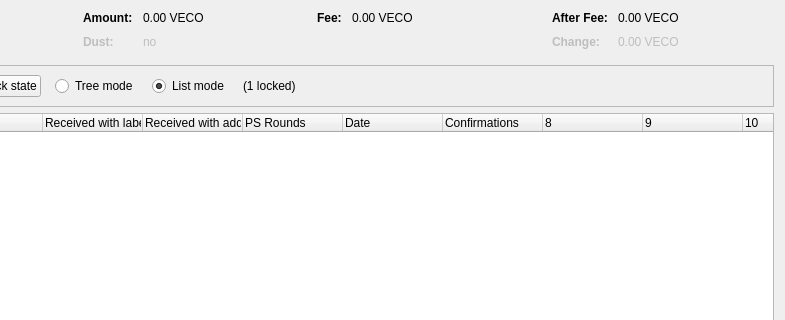
Above: src/qt/forms/coincontroldialog.ui from CryptoDevelopmentServices/AdventureCoin before the change; both pictures show x 169 to 954 and y 0 to 320 of the 954 by 500 pixel window. Below: the same form after it.
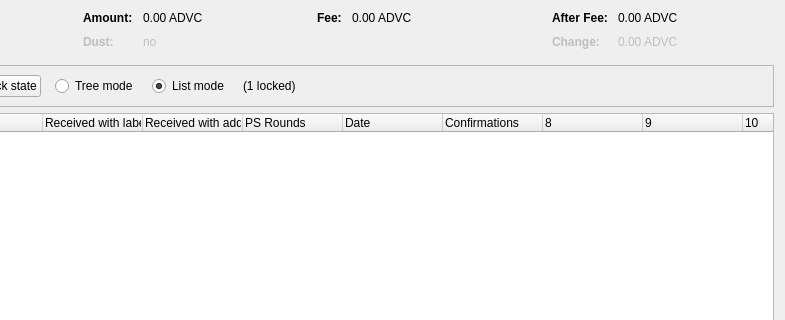
That is the form after the change. Custom widgets are drawn as their Qt base class.

Diff of the .ui file:
```diff
--- a/src/qt/forms/coincontroldialog.ui
+++ b/src/qt/forms/coincontroldialog.ui
@@ -132,7 +132,7 @@
           <enum>Qt::ActionsContextMenu</enum>
          </property>
          <property name="text">
-          <string notr="true">0.00 VECO</string>
+          <string notr="true">0.00 ADVC</string>
          </property>
          <property name="textInteractionFlags">
           <set>Qt::LinksAccessibleByMouse|Qt::TextSelectableByKeyboard|Qt::TextSelectableByMouse</set>
@@ -212,7 +212,7 @@
           <enum>Qt::ActionsContextMenu</enum>
          </property>
          <property name="text">
-          <string notr="true">0.00 VECO</string>
+          <string notr="true">0.00 ADVC</string>
          </property>
          <property name="textInteractionFlags">
           <set>Qt::LinksAccessibleByMouse|Qt::TextSelectableByKeyboard|Qt::TextSelectableByMouse</set>
@@ -257,7 +257,7 @@
           <enum>Qt::ActionsContextMenu</enum>
          </property>
          <property name="text">
-          <string notr="true">0.00 VECO</string>
+          <string notr="true">0.00 ADVC</string>
          </property>
          <property name="textInteractionFlags">
           <set>Qt::LinksAccessibleByMouse|Qt::TextSelectableByKeyboard|Qt::TextSelectableByMouse</set>
@@ -292,7 +292,7 @@
           <enum>Qt::ActionsContextMenu</enum>
          </property>
          <property name="text">
-          <string notr="true">0.00 VECO</string>
+          <string notr="true">0.00 ADVC</string>
          </property>
          <property name="textInteractionFlags">
           <set>Qt::LinksAccessibleByMouse|Qt::TextSelectableByKeyboard|Qt::TextSelectableByMouse</set>
```
